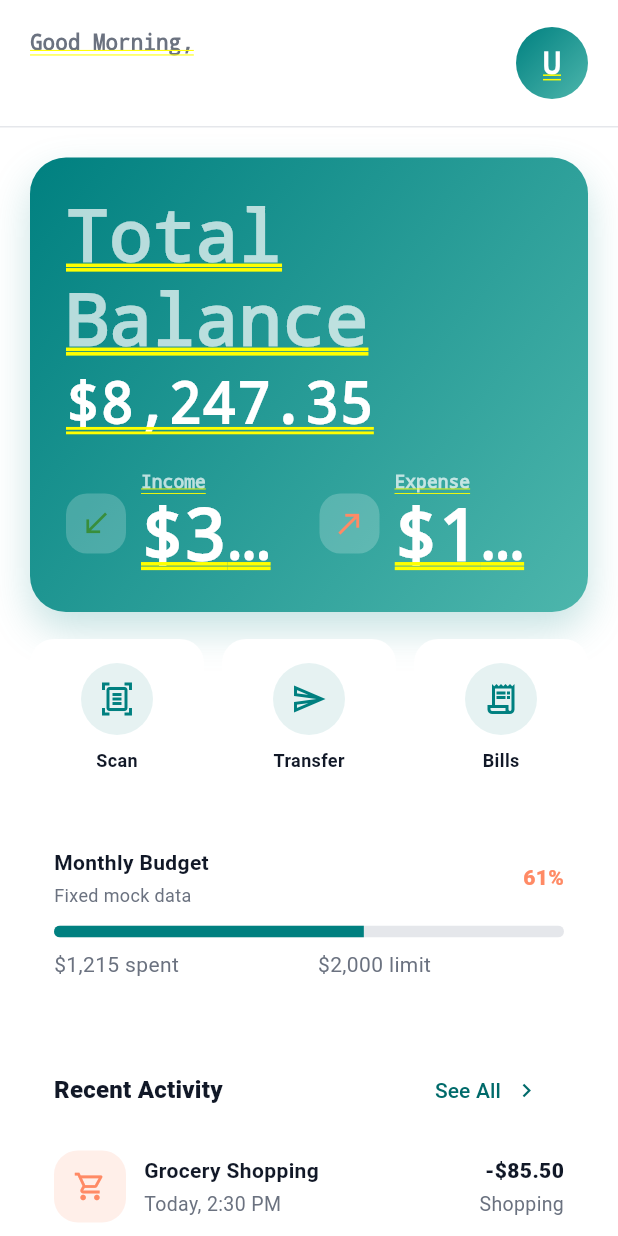
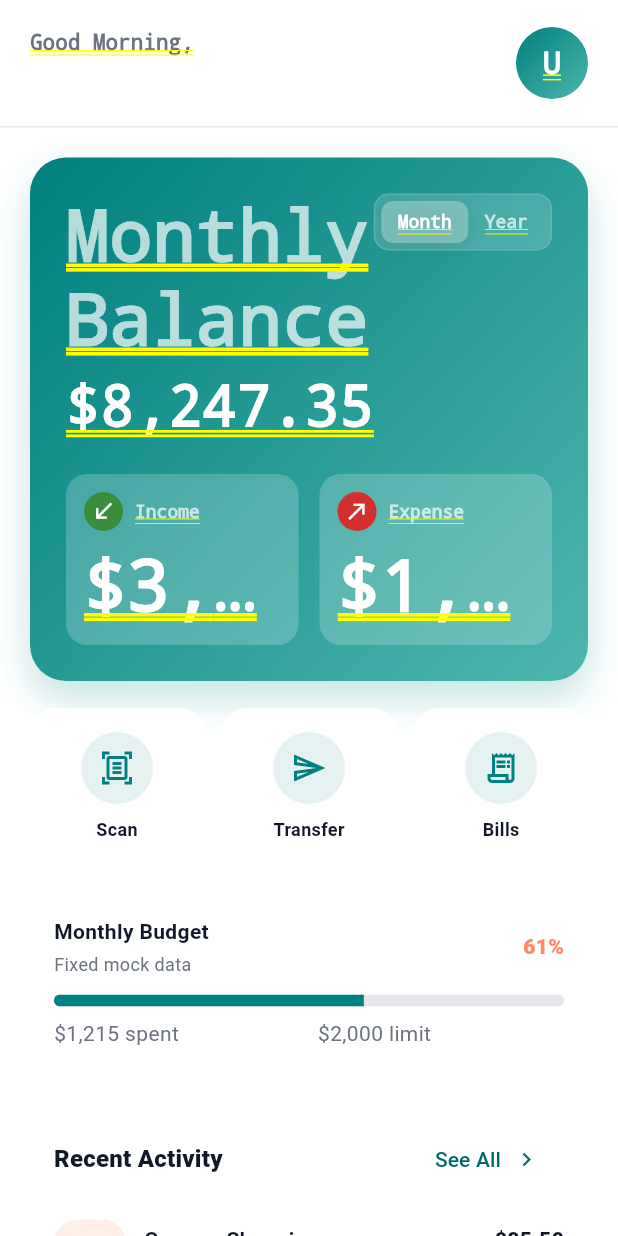
Before and after one commit to emmett-ola/cashlenx-app, a Flutter app: the _DashboardTab screen opened directly with empty values, on a phone screen of 412 x 824 dp. Run offline on Flutter 3.47's test engine with Material 3 defaults, Android fonts, the phone set to English and light mode, and no system bars; our stand-ins replace dio, flutter_dotenv, flutter_riverpod, flutter_secure_storage, flutter_svg, freezed_annotation and 4 more; accounts and stored records are empty; generated files the repository leaves out were written again.

Commit message:
fix: align home balance card with design

```diff
--- a/lib/features/home/presentation/pages/home_page.dart
+++ b/lib/features/home/presentation/pages/home_page.dart
@@ -495,13 +495,22 @@ class _StandardHeader extends StatelessWidget {
   }
 }
 
-class _SummaryCard extends StatelessWidget {
+class _SummaryCard extends StatefulWidget {
   const _SummaryCard({required this.summary});
 
   final _Summary summary;
 
   @override
-  Widget build(BuildContext context) {
+  State<_SummaryCard> createState() => _SummaryCardState();
+}
+
+class _SummaryCardState extends State<_SummaryCard> {
+  var _selectedRange = _SummaryRange.month;
+
+  @override
+  Widget build(BuildContext context) {
+    final summary = widget.summary.range(_selectedRange);
+
     return Container(
       padding: const EdgeInsets.all(24),
       decoration: BoxDecoration(
@@ -519,17 +528,32 @@ class _SummaryCard extends StatelessWidget {
           ),
         ],
       ),
-      child: Column(
+      child: Stack(
+        children: [
+          Positioned(
+            top: 0,
+            right: 0,
+            child: _SummaryRangeSwitcher(
+              selectedRange: _selectedRange,
+              onChanged: (range) {
+                setState(() => _selectedRange = range);
+              },
+            ),
+          ),
+          Column(
             crossAxisAlignment: CrossAxisAlignment.start,
             children: [
-          const Text(
-            'Total Balance',
-            style: TextStyle(
+              Padding(
+                padding: const EdgeInsets.only(right: 120),
+                child: Text(
+                  summary.balanceLabel,
+                  style: const TextStyle(
                     color: Colors.white70,
                     fontWeight: FontWeight.w600,
                   ),
                 ),
-          const SizedBox(height: 6),
+              ),
+              const SizedBox(height: 8),
               FittedBox(
                 fit: BoxFit.scaleDown,
                 alignment: Alignment.centerLeft,
@@ -549,7 +573,7 @@ class _SummaryCard extends StatelessWidget {
                     child: _SummaryMetric(
                       icon: Icons.south_west,
                       label: 'Income',
-                  value: _money(summary.income, decimals: 0),
+                      value: _money(summary.income),
                       iconColor: AppTheme.successColor,
                     ),
                   ),
@@ -558,13 +582,83 @@ class _SummaryCard extends StatelessWidget {
                     child: _SummaryMetric(
                       icon: Icons.north_east,
                       label: 'Expense',
-                  value: _money(summary.expense, decimals: 0),
-                  iconColor: const Color(0xFFFF8A65),
-                ),
-              ),
-            ],
-          ),
-        ],
+                      value: _money(summary.expense),
+                      iconColor: AppTheme.errorColor,
+                    ),
+                  ),
+                ],
+              ),
+            ],
+          ),
+        ],
+      ),
+    );
+  }
+}
+
+class _SummaryRangeSwitcher extends StatelessWidget {
+  const _SummaryRangeSwitcher({
+    required this.selectedRange,
+    required this.onChanged,
+  });
+
+  final _SummaryRange selectedRange;
+  final ValueChanged<_SummaryRange> onChanged;
+
+  @override
+  Widget build(BuildContext context) {
+    return Container(
+      padding: const EdgeInsets.all(4),
+      decoration: BoxDecoration(
+        color: Colors.white.withValues(alpha: 0.16),
+        borderRadius: BorderRadius.circular(10),
+        border: Border.all(color: Colors.white.withValues(alpha: 0.12)),
+      ),
+      child: Row(
+        mainAxisSize: MainAxisSize.min,
+        children: _SummaryRange.values.map((range) {
+          final isSelected = range == selectedRange;
+
+          return Semantics(
+            button: true,
+            selected: isSelected,
+            child: InkWell(
+              borderRadius: BorderRadius.circular(8),
+              onTap: () => onChanged(range),
+              child: AnimatedContainer(
+                duration: const Duration(milliseconds: 160),
+                curve: Curves.easeOut,
+                padding: const EdgeInsets.symmetric(
+                  horizontal: 11,
+                  vertical: 7,
+                ),
+                decoration: BoxDecoration(
+                  color: isSelected
+                      ? Colors.white.withValues(alpha: 0.3)
+                      : Colors.transparent,
+                  borderRadius: BorderRadius.circular(8),
+                  boxShadow: isSelected
+                      ? [
+                          BoxShadow(
+                            color: Colors.black.withValues(alpha: 0.08),
+                            blurRadius: 8,
+                            offset: const Offset(0, 3),
+                          ),
+                        ]
+                      : null,
+                ),
+                child: Text(
+                  range.label,
+                  style: TextStyle(
+                    color: isSelected ? Colors.white : Colors.white70,
+                    fontSize: 12,
+                    fontWeight: FontWeight.w700,
+                  ),
+                ),
+              ),
+            ),
+          );
+        }).toList(),
       ),
     );
   }
@@ -585,38 +679,47 @@ class _SummaryMetric extends StatelessWidget {
 
   @override
   Widget build(BuildContext context) {
-    return Row(
-      children: [
-        Container(
-          width: 40,
-          height: 40,
+    return Container(
+      padding: const EdgeInsets.all(12),
       decoration: BoxDecoration(
         color: Colors.white.withValues(alpha: 0.2),
         borderRadius: BorderRadius.circular(14),
       ),
-          child: Icon(icon, color: iconColor, size: 22),
-        ),
-        const SizedBox(width: 10),
-        Flexible(
       child: Column(
         crossAxisAlignment: CrossAxisAlignment.start,
         children: [
-              Text(
+          Row(
+            children: [
+              Container(
+                width: 26,
+                height: 26,
+                decoration: BoxDecoration(
+                  color: iconColor,
+                  shape: BoxShape.circle,
+                ),
+                child: Icon(icon, color: Colors.white, size: 17),
+              ),
+              const SizedBox(width: 8),
+              Expanded(
+                child: Text(
                   label,
+                  overflow: TextOverflow.ellipsis,
                   style: const TextStyle(color: Colors.white70, fontSize: 12),
                 ),
+              ),
+            ],
+          ),
+          const SizedBox(height: 8),
           Text(
             value,
             overflow: TextOverflow.ellipsis,
             style: const TextStyle(
               color: Colors.white,
-                  fontWeight: FontWeight.w700,
-                ),
-              ),
-            ],
-          ),
-        ),
-      ],
+              fontWeight: FontWeight.w800,
+            ),
+          ),
+        ],
+      ),
     );
   }
 }
@@ -1756,9 +1859,12 @@ class _DashboardResponse {
 
   factory _DashboardResponse.mock() {
     const summary = _Summary(
-      totalBalance: 8247.35,
-      income: 3500,
-      expense: 1215,
+      monthBalance: 8247.35,
+      monthIncome: 3500,
+      monthExpense: 1215,
+      yearBalance: 7010.25,
+      yearIncome: 2870,
+      yearExpense: 1069.20,
     );
     const budget = _BudgetSummary(spent: 1215, limit: 2000);
 
@@ -1881,14 +1987,66 @@ class _DashboardResponse {
 
 class _Summary {
   const _Summary({
+    required this.monthBalance,
+    required this.monthIncome,
+    required this.monthExpense,
+    required this.yearBalance,
+    required this.yearIncome,
+    required this.yearExpense,
+  });
+
+  final double monthBalance;
+  final double monthIncome;
+  final double monthExpense;
+  final double yearBalance;
+  final double yearIncome;
+  final double yearExpense;
+
+  double get totalBalance => monthBalance;
+
+  double get income => monthIncome;
+
+  double get expense => monthExpense;
+
+  _SummaryRangeValues range(_SummaryRange range) {
+    return switch (range) {
+      _SummaryRange.month => _SummaryRangeValues(
+        balanceLabel: 'Monthly Balance',
+        totalBalance: monthBalance,
+        income: monthIncome,
+        expense: monthExpense,
+      ),
+      _SummaryRange.year => _SummaryRangeValues(
+        balanceLabel: 'Yearly Balance',
+        totalBalance: yearBalance,
+        income: yearIncome,
+        expense: yearExpense,
+      ),
+    };
+  }
+}
+
+class _SummaryRangeValues {
+  const _SummaryRangeValues({
+    required this.balanceLabel,
     required this.totalBalance,
     required this.income,
     required this.expense,
   });
 
+  final String balanceLabel;
   final double totalBalance;
   final double income;
   final double expense;
+}
+
+enum _SummaryRange {
+  month('Month'),
+  year('Year');
+
+  const _SummaryRange(this.label);
+
+  final String label;
 }
 
 class _BudgetSummary {
```
Also changed, not shown: 1 other file. Lines whose indentation alone changed are shown as unchanged.
